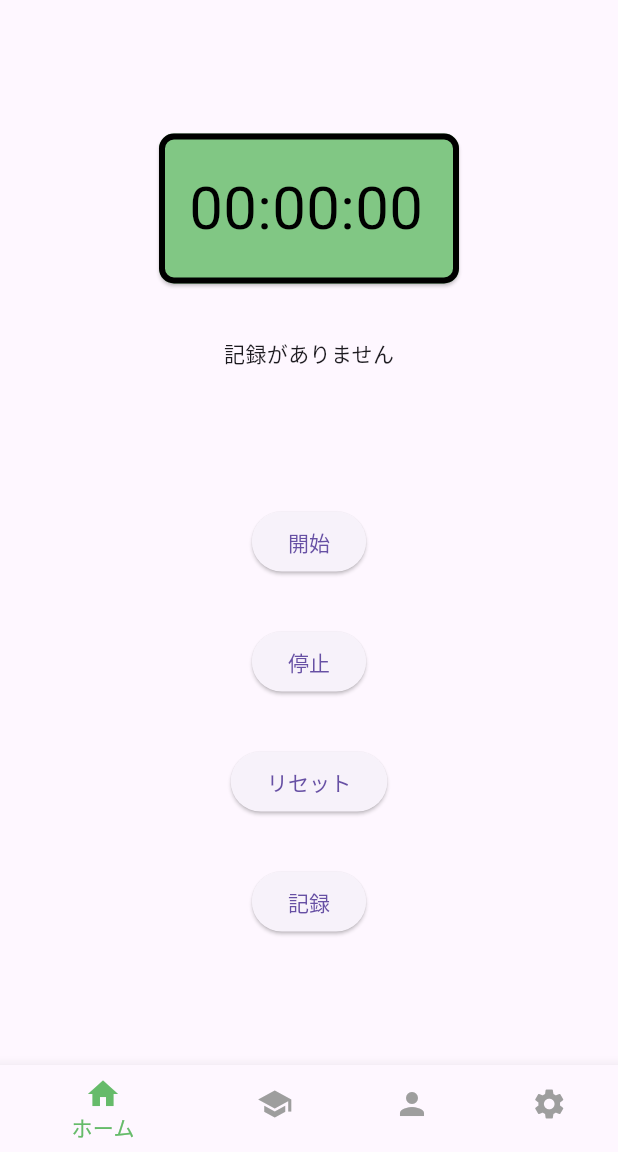
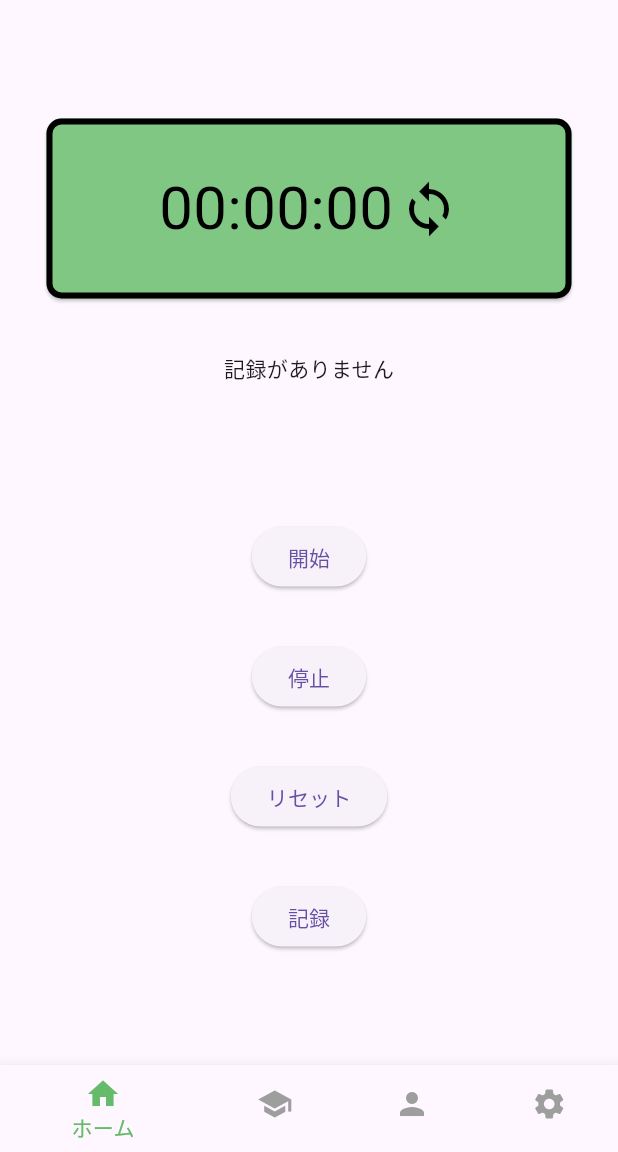
Before and after one commit to Ryosan846538/Ganbaroune, a Flutter app: the screen it shows after launch, on a phone screen of 412 x 824 dp, the part 84-1236 px from its top. Run offline on Flutter 3.47's test engine with Material 3 defaults, Android fonts, the light colour scheme and no system bars; drawn by our look-alikes of flip_card; our stand-ins replace stop_watch_timer.

Commit message:
回転ボタンの実装

```diff
--- a/lib/screen/stop_watch.dart
+++ b/lib/screen/stop_watch.dart
@@ -11,8 +11,9 @@ class CountUpPage extends StatefulWidget {
 
 class _CountUpPageState extends State<CountUpPage>{
   final _stopWatchTimer = StopWatchTimer();
+  final _scrollController = ScrollController();
+  final _flipCardKey = GlobalKey<FlipCardState>();
 
-  final _scrollController = ScrollController();
 
   String _getDisplayTime(int time) {
     final hours = ((time / (60 * 60 * 1000)) % 60).floor().toString().padLeft(2, '0');
@@ -42,6 +43,7 @@ class _CountUpPageState extends State<CountUpPage>{
             mainAxisAlignment: MainAxisAlignment.center,
             children: [
               FlipCard(
+                key: _flipCardKey,
                 direction: FlipDirection.VERTICAL,
                 front: Card(
                   color: Colors.green[300],
@@ -50,21 +52,30 @@ class _CountUpPageState extends State<CountUpPage>{
                     side: BorderSide(color: Colors.black, width: 4),
                   ),
                   child: Container(
-                    width: 200,
-                    height: 100,
+                    width: 350,
+                    height: 120,
                     child: StreamBuilder<int>(
                       stream: _stopWatchTimer.rawTime,
                       initialData: _stopWatchTimer.rawTime.value,
                       builder: (context, snapshot) {
                         final displayTime = _getDisplayTime(snapshot.data!);
                         return Center(
-                          child: SizedBox(
-                            width: 160,
-                            child: Text(
-                              displayTime,
-                              style: const TextStyle(fontSize: 40, color: Colors.black),
-                            ),
-                          ),
+                          child: Row(
+                            mainAxisAlignment: MainAxisAlignment.center,
+                            children: [
+                              SizedBox(
+                                width: 160,
+                                child: Text(
+                                  displayTime,
+                                  style: const TextStyle(
+                                    fontSize: 40,
+                                    color: Colors.black,
+                                  ),
+                                ),
+                              ),
+                              const Icon(Icons.sync, size: 40, color: Colors.black,),
+                            ]
+                          )
                         );
                       }
                     ),
@@ -77,10 +88,25 @@ class _CountUpPageState extends State<CountUpPage>{
                     side: BorderSide(color: Colors.black, width: 4),
                   ),
                   child: Container(
-                    width: 200,
-                    height: 100,
+                    width: 350,
+                    height: 120,
                     child: const Center(
-                      child: Text('勉強頑張ろう!', style: TextStyle(fontSize: 20, color: Colors.black)),
+                      child: Row(
+                          mainAxisAlignment: MainAxisAlignment.center,
+                          children: [
+                            SizedBox(
+                              width: 160,
+                              child: Text(
+                                '勉強頑張ろう!',
+                                style: const TextStyle(
+                                  fontSize: 25,
+                                  color: Colors.black,
+                                ),
+                              ),
+                            ),
+                            const Icon(Icons.sync, size: 40, color: Colors.black,),
+                          ]
+                      )
                     ),
                   ),
                 ),
```
